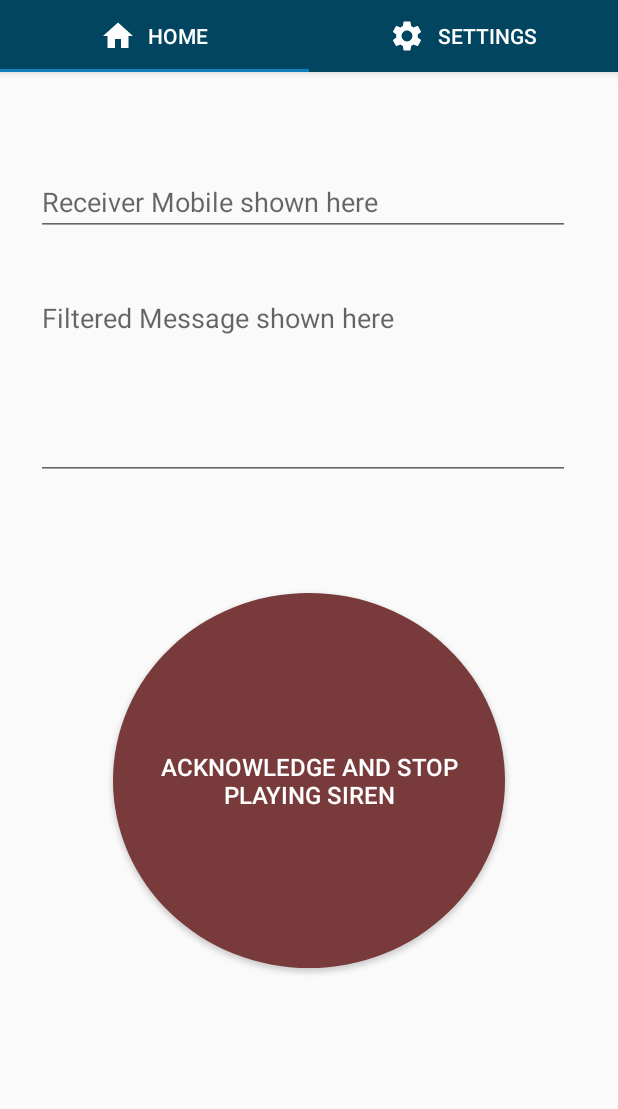
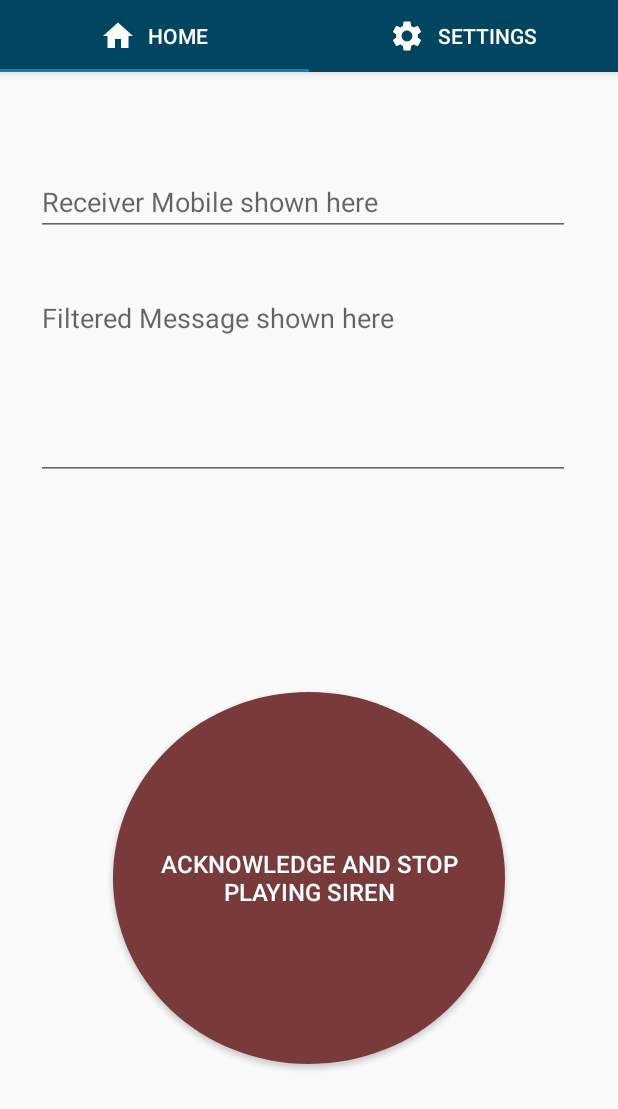
Before and after one commit to shamera82/FilterSMS, an Android app: the screen it shows after launch (MainActivity), on a phone screen of 412 x 824 dp. Shown: the top 1109 px of the screen. Run offline under Robolectric (Android 15) with nearby library versions, the phone set to English and light mode, and no system bars; our stand-ins replace Firebase (no records; nobody signed in at launch, a user with empty details on screens opened directly).

Commit message:
disable sending multiple respond messages for single received sms

```diff
--- a/app/src/main/java/com/sham/filtersms/fragments/HomeFragment.kt
+++ b/app/src/main/java/com/sham/filtersms/fragments/HomeFragment.kt
@@ -94,6 +94,9 @@ class HomeFragment : Fragment() {
                             mediaPlayer?.start()
                             println("Shamera: playing")
 
+                            if(!btnStop.isEnabled){
+                                btnStop.isEnabled = true
+                            }
                             // to stop the ringtone
                             btnStop.setOnClickListener {
                                 mediaPlayer?.stop() // pause media player instead of stop.
@@ -103,6 +106,8 @@ class HomeFragment : Fragment() {
                                 val replyText = getrepsms
                                 var sms = SmsManager.getDefault()
                                 sms.sendTextMessage(editTextMobile.text.toString(),"Shamera",replyText,null,null)
+
+                                btnStop.isEnabled = false
 
                                 toastMsg("Acknowledge and Send Reply $getrepsms")
                             }
--- a/app/src/main/res/layout/fragment_home.xml
+++ b/app/src/main/res/layout/fragment_home.xml
@@ -71,20 +71,20 @@
             <Button
                 android:id="@+id/btnStop"
                 android:layout_width="250dp"
-                android:layout_height="250dp"
+                android:layout_height="248dp"
                 android:layout_alignParentStart="true"
                 android:layout_alignParentTop="true"
                 android:layout_alignParentEnd="true"
                 android:layout_centerVertical="true"
                 android:layout_marginStart="75dp"
-                android:layout_marginTop="75dp"
+                android:layout_marginTop="141dp"
+                android:layout_marginEnd="75dp"
                 android:layout_marginBottom="75dp"
-                android:layout_marginEnd="75dp"
                 android:background="@drawable/round_button"
                 android:text="@string/Ack_btn"
+                android:textAlignment="center"
                 android:textColor="@android:color/white"
-                android:textSize="16sp"
-                android:textAlignment="center"/>
+                android:textSize="16sp" />
         </RelativeLayout>
     </LinearLayout>
 
```
